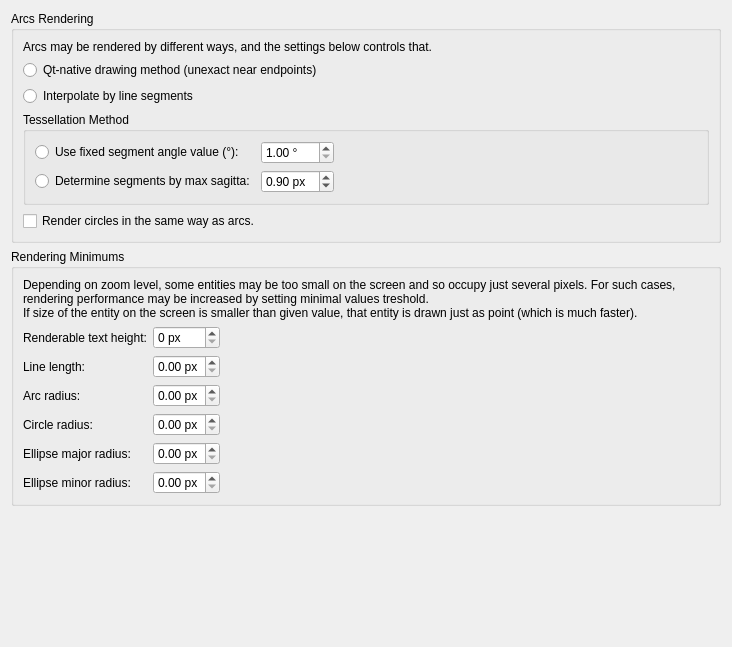
The window that librecad/src/ui/dialogs/settings/options_drafting/pages/metrics/lc_settings_page_drafting_metrics_renderer.ui (sand1024/LibreCAD) describes before a commit, drawn with Qt 5.
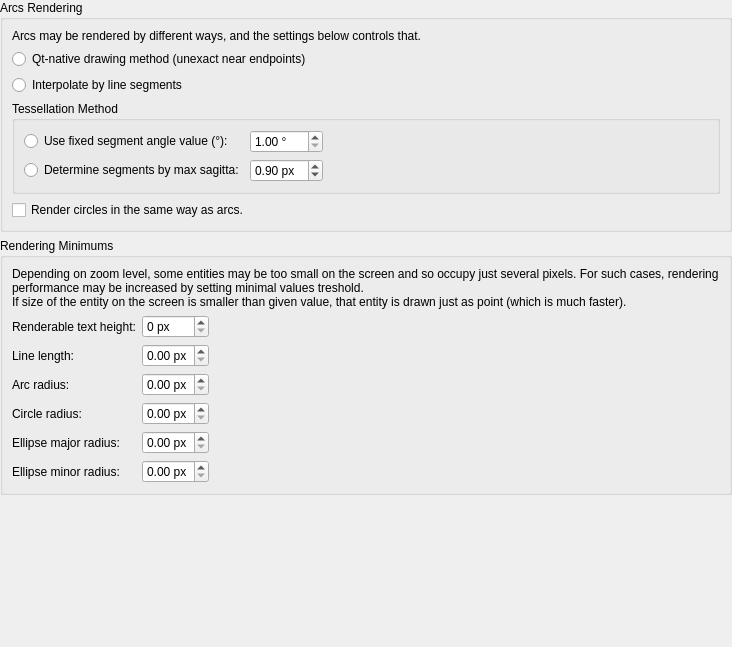
The same window after the commit.

Commit message: generic setting and drawfting settings dialogs cleanup

What changed in the file:
```diff
--- a/librecad/src/ui/dialogs/settings/options_drafting/pages/metrics/lc_settings_page_drafting_metrics_renderer.ui
+++ b/librecad/src/ui/dialogs/settings/options_drafting/pages/metrics/lc_settings_page_drafting_metrics_renderer.ui
@@ -33,6 +33,18 @@
    </rect>
   </property>
   <layout class="QVBoxLayout" name="mainLayout">
+   <property name="leftMargin">
+    <number>0</number>
+   </property>
+   <property name="topMargin">
+    <number>0</number>
+   </property>
+   <property name="rightMargin">
+    <number>0</number>
+   </property>
+   <property name="bottomMargin">
+    <number>0</number>
+   </property>
    <item>
     <widget class="QGroupBox" name="gbArcs">
      <property name="title">
```
Left out of the diff: 22 changed lines with no effect on the pictures. The commit also changes 40 other files.
